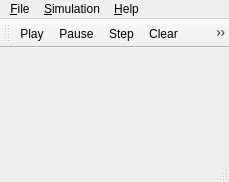
Above: src/Controller/controller.ui from mariomartinezm/QtCaPso before the change. Below: the same form after it.
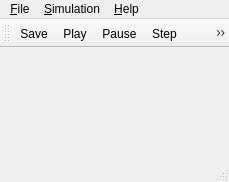
That is the form after the change. Icons and pictures are not drawn.

What changed in the file:
```diff
--- a/src/Controller/controller.ui
+++ b/src/Controller/controller.ui
@@ -27,6 +27,7 @@
    <attribute name="toolBarBreak">
     <bool>false</bool>
    </attribute>
+   <addaction name="actionSave"/>
    <addaction name="actionPlay"/>
    <addaction name="actionPause"/>
    <addaction name="actionStep"/>
@@ -171,6 +172,15 @@
     <string>Batch...</string>
    </property>
   </action>
+  <action name="actionSave">
+   <property name="icon">
+    <iconset resource="controller.qrc">
+     <normaloff>:/images/save.png</normaloff>:/images/save.png</iconset>
+   </property>
+   <property name="text">
+    <string>Save</string>
+   </property>
+  </action>
  </widget>
  <layoutdefault spacing="6" margin="11"/>
  <resources>
```
Left out of the diff: 3 changed lines with no effect on the pictures.
